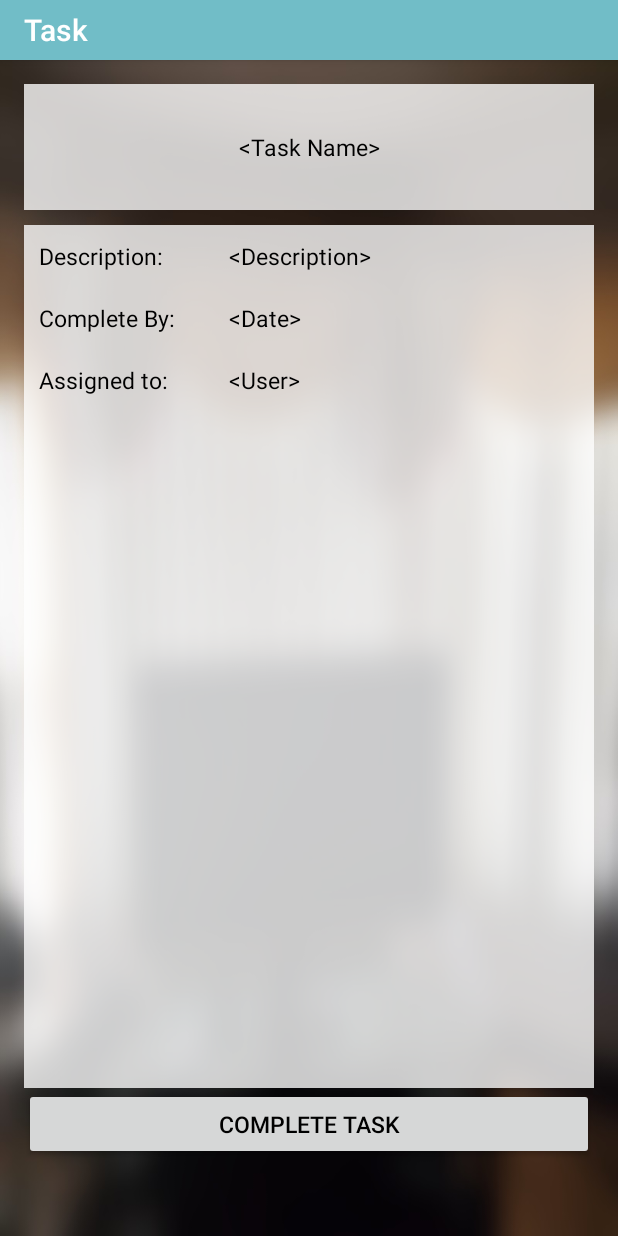
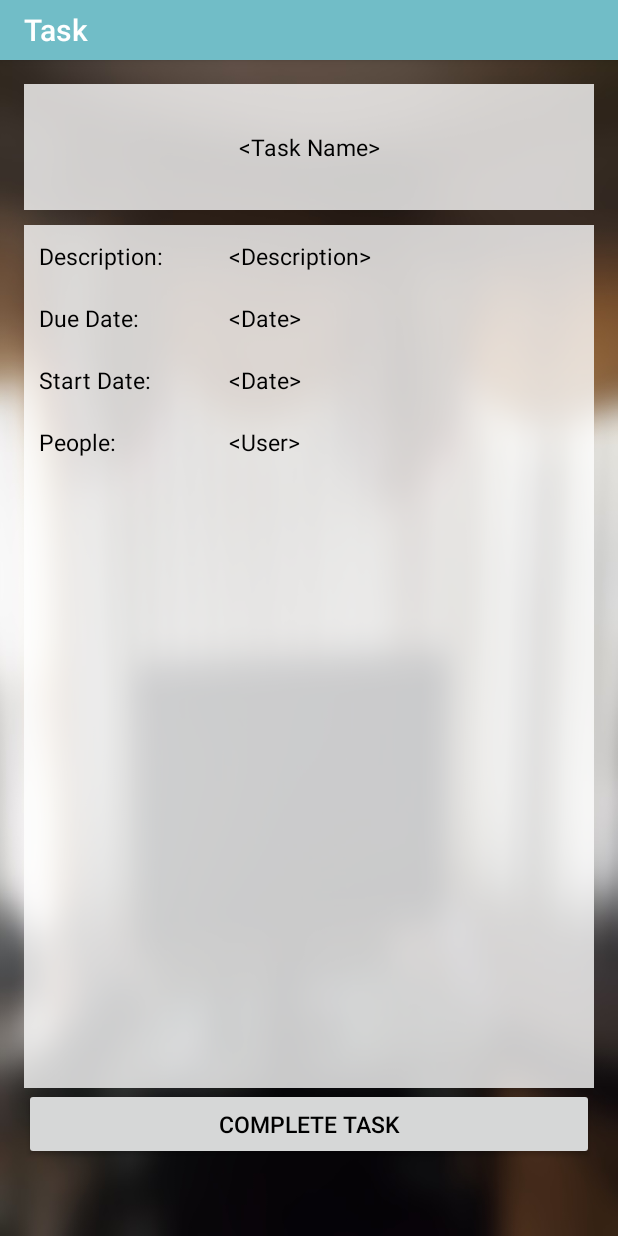
Before and after one commit to veereshr/rOOm-mobile-app, an Android app: the ViewSingleTask screen opened directly, with no data from a screen before it, on a phone screen of 412 x 824 dp. Run offline under Robolectric (Android 15) with nearby library versions, the phone set to English and light mode, and no system bars.

Commit message:
Modified ViewSingleTask as there is a change in DB

```diff
--- a/SmartScheduler/app/src/main/java/com/example/dips/smartscheduler/ViewSingleTask.java
+++ b/SmartScheduler/app/src/main/java/com/example/dips/smartscheduler/ViewSingleTask.java
@@ -2,18 +2,26 @@ package com.example.dips.smartscheduler;
 
 import android.content.Intent;
 import android.content.SharedPreferences;
+import android.graphics.Bitmap;
 import android.os.Bundle;
 import android.support.v7.app.AppCompatActivity;
+import android.util.Log;
 import android.view.View;
 import android.widget.Button;
+import android.widget.ImageView;
+import android.widget.LinearLayout;
 import android.widget.TextView;
+import android.widget.Toast;
+
+import java.util.List;
 
 public class ViewSingleTask extends AppCompatActivity {
 
 
     Button btCompleteTask;
     TextView tvUser;
-    TextView tvDate;
+    TextView tvDueDate;
+    TextView tvStartDate;
     TextView tvDesc;
     TextView txtViewTask;
 
@@ -28,11 +36,11 @@ public class ViewSingleTask extends AppCompatActivity {
     private void fetchDetails() {
         SharedPreferences prefs = getSharedPreferences("Data", MODE_PRIVATE);
         int position = prefs.getInt("position", -1);
-        int phoneNumber = prefs.getInt("phoneNumber", 0);
+        String phoneNumber = prefs.getString("phoneNumber", null);
         DatabaseHelper dbHelper=new DatabaseHelper(this);
 
         //checking for the user phone number
-        if (phoneNumber != 0) {
+        if (phoneNumber != null) {
             if (position != -1){
                 //Fetching all the task details
                 String[] eventDetails=dbHelper.getTaskDetails(phoneNumber, position);
@@ -40,17 +48,32 @@ public class ViewSingleTask extends AppCompatActivity {
                     //Setting up all the textview fields
                     txtViewTask.setText(eventDetails[0]);
                     tvDesc.setText(eventDetails[1]);
-                    tvUser.setText(eventDetails[2]);
-                    tvDate.setText(eventDetails[3]);
+                    tvDueDate.setText(eventDetails[2]);
+                    tvStartDate.setText(eventDetails[3]);
+                    tvUser.setText(eventDetails[4]);
+                    eventID = Integer.parseInt(eventDetails[5]);
+                    Log.i("Event id",eventID+"");
+
+                    List<Bitmap> images = dbHelper.GetImages(eventID);
+                    for ( Bitmap image : images){
+                        ImageView iv = new ImageView(this);
+                        iv.setImageBitmap(image);
+                        iv.setPadding(10, 10, 10, 10);
+                        ((LinearLayout) findViewById(R.id.layoutShowPictures)).addView(iv);
+                    }
                 }
+
             }
         }
+        Toast.makeText(this,position+""+phoneNumber,Toast.LENGTH_SHORT).show();
     }
 
     //Fetching all the layout items
+    int eventID;
     private void findViewsById() {
         btCompleteTask = (Button) findViewById(R.id.btCompleteTask);
-        tvDate = (TextView) findViewById(R.id.tvDate);
+        tvDueDate = (TextView) findViewById(R.id.tvDueDate);
+        tvStartDate = (TextView) findViewById(R.id.tvStartDate);
         tvUser = (TextView) findViewById(R.id.tvUser);
         tvDesc = (TextView) findViewById(R.id.tvDesc);
         txtViewTask = (TextView) findViewById(R.id.txtViewTask);
@@ -60,6 +83,11 @@ public class ViewSingleTask extends AppCompatActivity {
 
     //Button to mark the task is completed
     public void completeTaskBtn(View view) {
+
+
+        SharedPreferences.Editor editor = getApplicationContext().getSharedPreferences("Data", 0x0000).edit();
+        editor.putInt("eventID", eventID);
+        editor.commit();
         Intent intent = new Intent(getApplicationContext(), CompleteTask.class);
         startActivity(intent);
     }
--- a/SmartScheduler/app/src/main/res/layout/activity_create_task.xml
+++ b/SmartScheduler/app/src/main/res/layout/activity_create_task.xml
@@ -139,7 +139,7 @@
            <Button
                android:textSize="@dimen/regular_font_size"
                android:textColor="@color/colorText"
-               android:layout_width="wrap_content"
+               android:layout_width="fill_parent"
                android:layout_height="wrap_content"
                android:text="Create Task"
                android:onClick="CreateTask"/>
--- a/SmartScheduler/app/src/main/res/layout/activity_view_single_task.xml
+++ b/SmartScheduler/app/src/main/res/layout/activity_view_single_task.xml
@@ -46,6 +46,17 @@
 
         <LinearLayout
             android:orientation="vertical"
+            android:layout_width="match_parent"
+            android:layout_height="match_parent">
+
+            <LinearLayout
+                android:orientation="horizontal"
+                android:layout_width="match_parent"
+                android:layout_height="match_parent"
+                android:layout_weight="1">
+
+                <LinearLayout
+                    android:orientation="vertical"
                     android:layout_width="fill_parent"
                     android:layout_height="fill_parent"
                     android:layout_weight="2">
@@ -66,8 +77,8 @@
                         android:layout_width="wrap_content"
                         android:layout_height="wrap_content"
                         android:textAppearance="?android:attr/textAppearanceLarge"
-                android:text="Complete By:"
-                android:id="@+id/tvDateTitle"
+                        android:text="Due Date:"
+                        android:id="@+id/tvDueDateTitle"
                         android:layout_margin="10dp" />
 
                     <TextView
@@ -76,7 +87,17 @@
                         android:layout_width="wrap_content"
                         android:layout_height="wrap_content"
                         android:textAppearance="?android:attr/textAppearanceLarge"
-                android:text="Assigned to:"
+                        android:text="Start Date:"
+                        android:id="@+id/tvStartDateTitle"
+                        android:layout_margin="10dp" />
+
+                    <TextView
+                        android:textSize="@dimen/regular_font_size"
+                        android:textColor="@color/colorText"
+                        android:layout_width="wrap_content"
+                        android:layout_height="wrap_content"
+                        android:textAppearance="?android:attr/textAppearanceLarge"
+                        android:text="People:"
                         android:id="@+id/tvUserTitle"
                         android:layout_margin="10dp" />
                 </LinearLayout>
@@ -104,7 +125,17 @@
                         android:layout_height="wrap_content"
                         android:textAppearance="?android:attr/textAppearanceLarge"
                         android:text="&lt;Date>"
-                android:id="@+id/tvDate"
+                        android:id="@+id/tvDueDate"
+                        android:layout_margin="10dp" />
+
+                    <TextView
+                        android:textSize="@dimen/regular_font_size"
+                        android:textColor="@color/colorText"
+                        android:layout_width="wrap_content"
+                        android:layout_height="wrap_content"
+                        android:textAppearance="?android:attr/textAppearanceLarge"
+                        android:text="&lt;Date>"
+                        android:id="@+id/tvStartDate"
                         android:layout_margin="10dp" />
 
                     <TextView
@@ -116,6 +147,27 @@
                         android:text="&lt;User>"
                         android:id="@+id/tvUser"
                         android:layout_margin="10dp" />
+                </LinearLayout>
+            </LinearLayout>
+
+            <LinearLayout
+                android:orientation="horizontal"
+                android:layout_width="match_parent"
+                android:layout_height="match_parent"
+                android:layout_weight="1">
+
+                <HorizontalScrollView
+                    android:layout_width="wrap_content"
+                    android:layout_height="wrap_content"
+                    android:id="@+id/horizontalScrollView" >
+
+                    <LinearLayout
+                        android:orientation="horizontal"
+                        android:layout_width="match_parent"
+                        android:layout_height="match_parent"
+                        android:id="@+id/layoutShowPictures"></LinearLayout>
+                </HorizontalScrollView>
+            </LinearLayout>
         </LinearLayout>
     </LinearLayout>
 
```
Also changed, not shown: SmartScheduler/app/src/main/java/com/example/dips/smartscheduler/DatabaseHelper.java (+91 -77 lines). Lines whose indentation alone changed are shown as unchanged.
